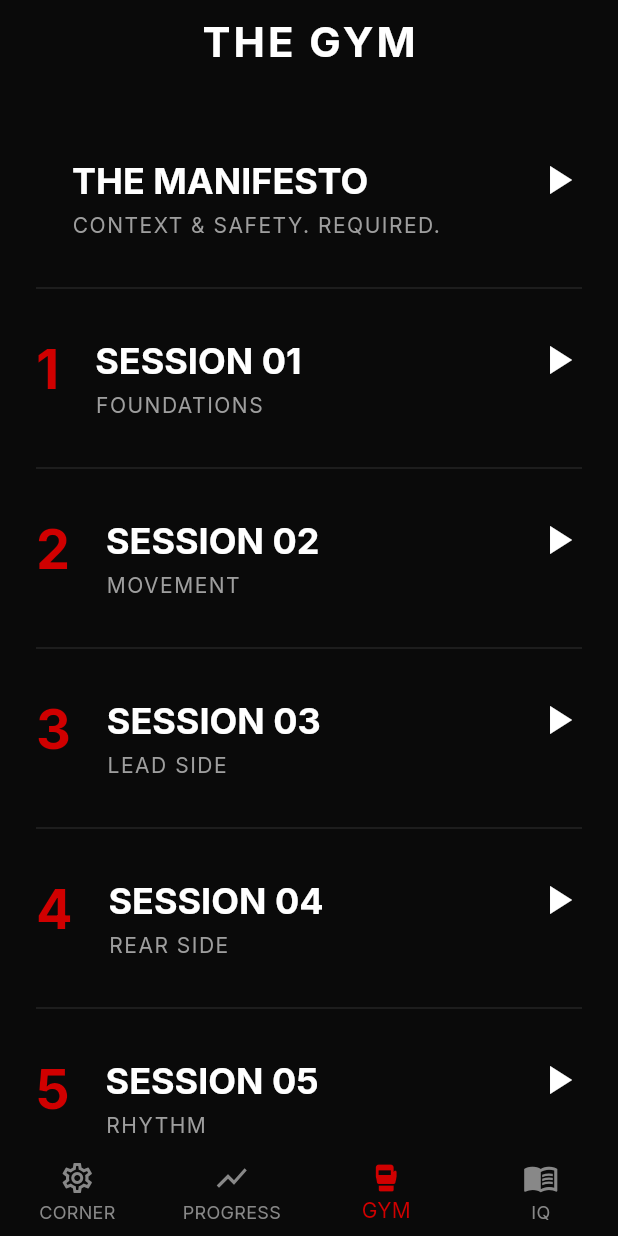
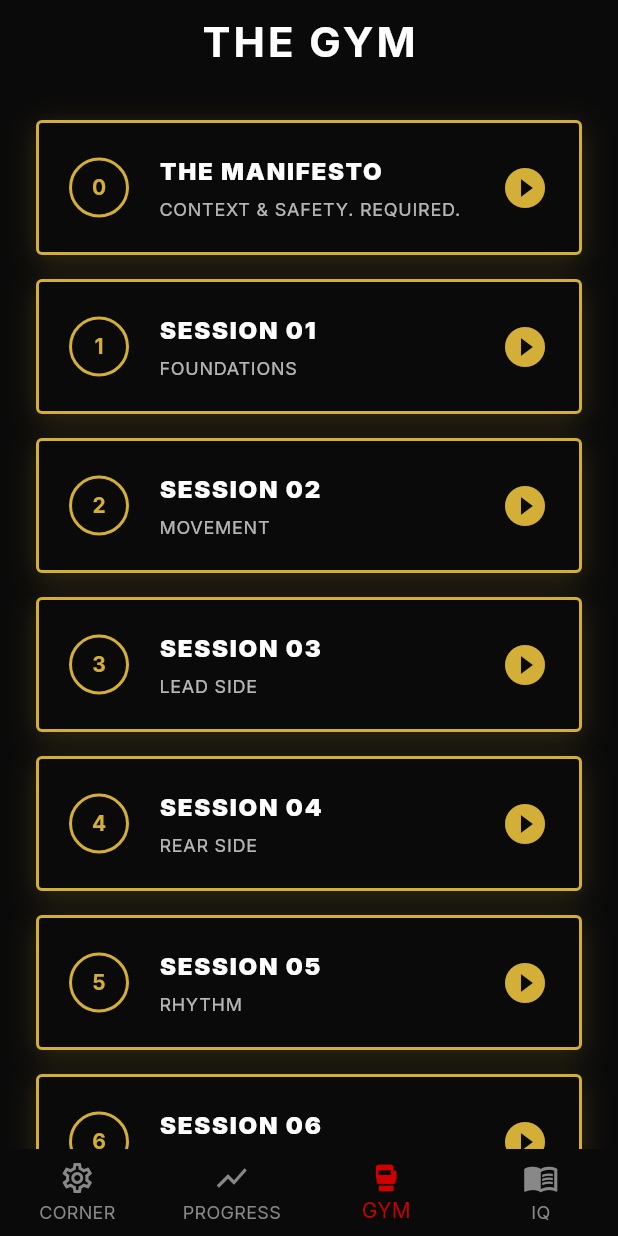
Before and after one commit to Missyrupert/sofa2slugger, a Flutter app: the GymScreen screen opened by its route, on a phone screen of 412 x 824 dp. Run offline on Flutter 3.47's test engine with Material 3 defaults, Android fonts, the phone set to English and light mode, and no system bars; our stand-ins replace flutter_animate, flutter_riverpod, go_router, google_fonts, just_audio, shared_preferences; missing offline and left inert: audio_session; accounts and stored records are empty.

Commit message:
feat: polish ui for gym and corner screens

```diff
--- a/lib/screens/gym.dart
+++ b/lib/screens/gym.dart
@@ -29,65 +29,110 @@ class GymScreen extends ConsumerWidget {
           return ListView.separated(
             padding: const EdgeInsets.all(24),
             itemCount: sessions.length,
-            separatorBuilder: (context, index) => const Divider(color: Colors.white10),
+            separatorBuilder: (context, index) => const SizedBox(height: 16),
             itemBuilder: (context, index) {
               final session = sessions[index];
               final isLocked = session.isLocked;
+              final isCompleted = session.isCompleted;
 
+              // Card Container
               return Opacity(
-                opacity: isLocked ? 0.3 : 1.0,
+                opacity: isLocked ? 0.5 : 1.0,
+                child: Container(
+                  decoration: BoxDecoration(
+                    color: const Color(0xFF0A0A0A), // Obsidian Black
+                    border: Border.all(
+                      color: isLocked ? Colors.white10 : const Color(0xFFD4AF37), // Iron vs Gold
+                      width: isLocked ? 1 : 2,
+                    ),
+                    borderRadius: BorderRadius.circular(4), // Sharp/Brutalist
+                    boxShadow: isLocked ? [] : [
+                      BoxShadow(
+                        color: const Color(0xFFD4AF37).withOpacity(0.2),
+                        blurRadius: 15,
+                        offset: const Offset(0, 4),
+                      )
+                    ],
+                  ),
+                  child: Material(
+                    color: Colors.transparent,
                     child: InkWell(
                       onTap: isLocked ? null : () async {
-                    // Play Session
                         print("GymScreen: Tapped session $index (${session.title}). Path: ${session.audioPath}");
                         final audioService = ref.read(audioServiceProvider);
                         await audioService.loadSession(session.audioPath, session.id);
                         await audioService.play();
                       },
                       child: Padding(
-                    padding: const EdgeInsets.symmetric(vertical: 24.0),
+                        padding: const EdgeInsets.all(20.0),
                         child: Row(
-                      crossAxisAlignment: CrossAxisAlignment.start,
                           children: [
-                        // Index
-                        Text(
-                          index == 0 ? "" : "$index", // Hidden for Manifesto
-                          style: theme.textTheme.displaySmall?.copyWith(
-                            color: isLocked ? Colors.grey : theme.colorScheme.primary,
+                            // 1. Status Indicator (Left)
+                            Container(
+                              width: 40,
+                              height: 40,
+                              decoration: BoxDecoration(
+                                shape: BoxShape.circle,
+                                border: Border.all(
+                                  color: isLocked ? Colors.white24 : const Color(0xFFD4AF37),
+                                  width: 2,
+                                ),
+                                color: isCompleted ? const Color(0xFFD4AF37) : Colors.transparent,
+                              ),
+                              child: Center(
+                                child: isLocked
+                                  ? const Icon(Icons.lock, size: 16, color: Colors.white24)
+                                  : isCompleted
+                                    ? const Icon(Icons.check, size: 24, color: Colors.black)
+                                    : Text(
+                                        "${index}", // Session Number
+                                        style: const TextStyle(
+                                          color: Color(0xFFD4AF37),
                                           fontWeight: FontWeight.bold,
                                         ),
                                       ),
-                        const SizedBox(width: 24),
-                        // Content
+                              ),
+                            ),
+
+                            const SizedBox(width: 20),
+
+                            // 2. Content (Center)
                             Expanded(
                               child: Column(
                                 crossAxisAlignment: CrossAxisAlignment.start,
                                 children: [
                                   Text(
                                     session.title.toUpperCase(),
-                                style: theme.textTheme.headlineSmall?.copyWith(
-                                  fontWeight: FontWeight.bold,
-                                  color: Colors.white,
+                                    style: theme.textTheme.titleMedium?.copyWith(
+                                      color: isLocked ? Colors.white54 : Colors.white,
+                                      fontWeight: FontWeight.w900,
+                                      letterSpacing: 1.2,
                                     ),
                                   ),
-                              const SizedBox(height: 4),
+                                  const SizedBox(height: 6),
                                   Text(
                                     session.description.toUpperCase(),
-                                style: theme.textTheme.bodyMedium?.copyWith(
-                                  color: Colors.grey,
-                                  letterSpacing: 1.0,
+                                    style: theme.textTheme.bodySmall?.copyWith(
+                                      color: isLocked ? Colors.white24 : Colors.white70,
+                                      letterSpacing: 0.5,
                                     ),
+                                    maxLines: 2,
+                                    overflow: TextOverflow.ellipsis,
                                   ),
                                 ],
                               ),
                             ),
-                        // Lock/Play Icon
+
+                            // 3. Action (Right)
+                            if (!isLocked)
                               Icon(
-                            isLocked ? Icons.lock_outline : Icons.play_arrow,
+                                Icons.play_circle_fill,
+                                color: const Color(0xFFD4AF37),
                                 size: 32,
-                            color: isLocked ? Colors.grey : Colors.white,
                               ),
                           ],
+                        ),
+                      ),
                     ),
                   ),
                 ),
```
Also changed, not shown: lib/screens/corner.dart (+43 -10 lines). Lines whose indentation alone changed are shown as unchanged.
